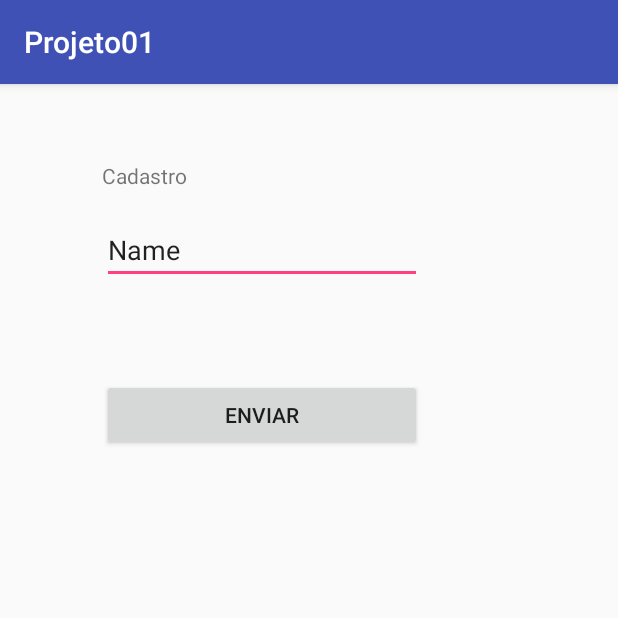
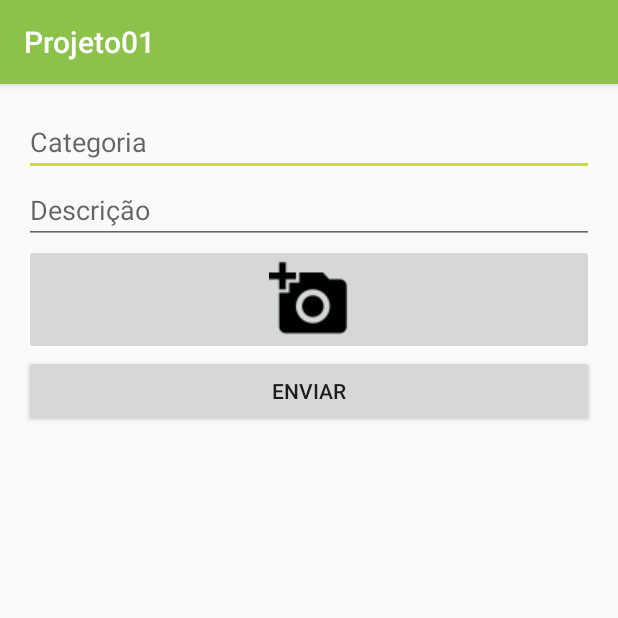
Before and after one commit to LucasChr/EstudoAndroid, an Android app: the screen it shows after launch (FazerDenunciaActivity before the commit, DenunciaCadActivity after it), after a tap on an icon or button, on a phone screen of 412 x 824 dp, the top half of it. Run offline under Robolectric (Android 15) with nearby library versions, the phone set to English and light mode, and no system bars.

Commit message:
Aula android dia 18-11-2016

```diff
--- a/app/src/main/java/com/projetos/lucaschr/projeto01/cadastra/FazerDenunciaActivity.java
+++ /dev/null
@@ -1,15 +0,0 @@
-package com.projetos.lucaschr.projeto01.cadastra;
-
-import android.support.v7.app.AppCompatActivity;
-import android.os.Bundle;
-
-import com.projetos.lucaschr.projeto01.R;
-
-public class FazerDenunciaActivity extends AppCompatActivity {
-
-    @Override
-    protected void onCreate(Bundle savedInstanceState) {
-        super.onCreate(savedInstanceState);
-        setContentView(R.layout.activity_fazer_denuncia);
-    }
-}
--- /dev/null
+++ b/app/src/main/java/com/projetos/lucaschr/projeto01/denuncia/DenunciaCadActivity.java
@@ -0,0 +1,40 @@
+package com.projetos.lucaschr.projeto01.denuncia;
+
+import android.content.Intent;
+import android.support.v7.app.AppCompatActivity;
+import android.os.Bundle;
+import android.util.Log;
+import android.widget.EditText;
+
+import com.projetos.lucaschr.projeto01.R;
+
+public class DenunciaCadActivity extends AppCompatActivity {
+
+    DenunciaDAO dao;
+
+    EditText edtCategoria, edtDescricao;
+
+    @Override
+    protected void onCreate(Bundle savedInstanceState) {
+        super.onCreate(savedInstanceState);
+        setContentView(R.layout.activity_denuncia_cad);
+
+        EditText edtCategoria = (EditText) findViewById(R.id.denuncia_cad_edtCatedoria);
+        EditText edtDescricao = (EditText) findViewById(R.id.denuncia_cad_edtDescricao);
+
+        dao = new DenunciaDAO(this);
+
+    }
+
+
+
+    public void salvar(){
+        Denuncia d = new Denuncia();
+        d.setCategoria(edtCategoria.getText().toString());
+        d.setDescricao(edtDescricao.getText().toString());
+        dao.salvar(d);
+
+        Log.i("Denuncia","Salvo corretamente");
+        finish();
+    }
+}
--- a/app/src/main/java/com/projetos/lucaschr/projeto01/principal/PrincipalActivity.java
+++ b/app/src/main/java/com/projetos/lucaschr/projeto01/principal/PrincipalActivity.java
@@ -3,7 +3,6 @@ package com.projetos.lucaschr.projeto01.principal;
 import android.content.Intent;
 import android.os.Bundle;
 import android.support.design.widget.FloatingActionButton;
-import android.support.design.widget.Snackbar;
 import android.view.View;
 import android.support.design.widget.NavigationView;
 import android.support.v4.view.GravityCompat;
@@ -15,7 +14,7 @@ import android.view.Menu;
 import android.view.MenuItem;
 
 import com.projetos.lucaschr.projeto01.R;
-import com.projetos.lucaschr.projeto01.cadastra.FazerDenunciaActivity;
+import com.projetos.lucaschr.projeto01.denuncia.DenunciaCadActivity;
 
 public class PrincipalActivity extends AppCompatActivity
         implements NavigationView.OnNavigationItemSelectedListener {
@@ -34,7 +33,7 @@ public class PrincipalActivity extends AppCompatActivity
             public void onClick(View view) {
                 //Snackbar.make(view, "Replace with your own action", Snackbar.LENGTH_LONG)
                 //        .setAction("Action", null).show();
-                fazerDenuncia();
+            fazerDenuncia();
             }
         });
 
@@ -106,7 +105,7 @@ public class PrincipalActivity extends AppCompatActivity
     }
 
     public void fazerDenuncia(){
-        Intent it = new Intent(this, FazerDenunciaActivity.class);
+        Intent it = new Intent(this, DenunciaCadActivity.class);
         startActivity(it);
     }
 }
--- /dev/null
+++ b/app/src/main/java/com/projetos/lucaschr/projeto01/principal/SplashActivity.java
@@ -0,0 +1,34 @@
+package com.projetos.lucaschr.projeto01.principal;
+
+import android.content.Intent;
+import android.database.sqlite.SQLiteDatabase;
+import android.os.Handler;
+import android.support.v7.app.AppCompatActivity;
+import android.os.Bundle;
+
+import com.projetos.lucaschr.projeto01.R;
+import com.projetos.lucaschr.projeto01.sqlite.BancoDados;
+
+public class SplashActivity extends AppCompatActivity {
+
+    SQLiteDatabase db;
+
+
+    @Override
+    protected void onCreate(Bundle savedInstanceState) {
+        super.onCreate(savedInstanceState);
+        //Sempre importar o R do meu projeto
+        setContentView(R.layout.activity_splash);
+
+        db = BancoDados.getDB(this);
+
+        new Handler().postDelayed(new Runnable() {
+            @Override
+            public void run() {
+                Intent it = new Intent(SplashActivity.this, PrincipalActivity.class);
+                startActivity(it);
+            }
+        },3000);
+
+    }
+}
--- /dev/null
+++ b/app/src/main/res/layout/activity_denuncia_cad.xml
@@ -0,0 +1,39 @@
+<?xml version="1.0" encoding="utf-8"?>
+<LinearLayout xmlns:android="http://schemas.android.com/apk/res/android"
+    xmlns:app="http://schemas.android.com/apk/res-auto"
+    xmlns:tools="http://schemas.android.com/tools"
+    android:id="@+id/activity_denuncia_cad"
+    android:layout_width="match_parent"
+    android:layout_height="match_parent"
+    android:orientation="vertical"
+    android:paddingBottom="@dimen/activity_vertical_margin"
+    android:paddingLeft="@dimen/activity_horizontal_margin"
+    android:paddingRight="@dimen/activity_horizontal_margin"
+    android:paddingTop="@dimen/activity_vertical_margin"
+    tools:context="com.projetos.lucaschr.projeto01.denuncia.DenunciaCadActivity">
+
+    <EditText
+        android:layout_width="match_parent"
+        android:layout_height="wrap_content"
+        android:id="@+id/denuncia_cad_edtCatedoria"
+        android:hint="@string/text_categoria" />
+
+    <EditText
+        android:layout_width="match_parent"
+        android:layout_height="wrap_content"
+        android:id="@+id/denuncia_cad_edtDescricao"
+        android:hint="@string/text_descricao"/>
+
+    <ImageButton
+        android:layout_width="match_parent"
+        android:layout_height="wrap_content"
+        android:src="@drawable/photo36dp"
+        android:id="@+id/denuncia_cad_btnFoto" />
+
+    <Button
+        android:text="@string/button_enviar"
+        android:layout_width="match_parent"
+        android:layout_height="wrap_content"
+        android:id="@+id/denuncia_cad_btnEnviar"
+        android:onClick="salvar"/>
+</LinearLayout>
--- a/app/src/main/res/values/colors.xml
+++ b/app/src/main/res/values/colors.xml
@@ -1,6 +1,12 @@
 <?xml version="1.0" encoding="utf-8"?>
 <resources>
-    <color name="colorPrimary">#3F51B5</color>
-    <color name="colorPrimaryDark">#303F9F</color>
-    <color name="colorAccent">#FF4081</color>
+    <color name="colorPrimary">#8BC34A</color>
+    <color name="colorPrimaryDark">#689F38</color>
+    <color name="colorAccent">#CDDC39</color>
+
+    <color name="primary_light">#DCEDC8</color>
+    <color name="primary_text">#212121</color>
+    <color name="secondary_text">#757575</color>
+    <color name="icons">#212121</color>
+    <color name="divider">#BDBDBD</color>
 </resources>
--- a/app/src/main/res/values/strings.xml
+++ b/app/src/main/res/values/strings.xml
@@ -5,4 +5,7 @@
     <string name="navigation_drawer_close">Close navigation drawer</string>
 
     <string name="action_settings">Settings</string>
+    <string name="text_descricao">Descrição</string>
+    <string name="text_categoria">Categoria</string>
+    <string name="button_enviar">Enviar</string>
 </resources>
```
Also changed, not shown: app/src/main/AndroidManifest.xml (+5 -2 lines), app/src/main/java/com/projetos/lucaschr/projeto01/denuncia/DenunciaDAO.java (+5 -5 lines), app/src/main/res/layout/activity_splash.xml (added, +18 -0 lines), app/src/main/res/drawable/photo36dp.png (added), app/src/main/res/drawable/treasuremap.png (added).
